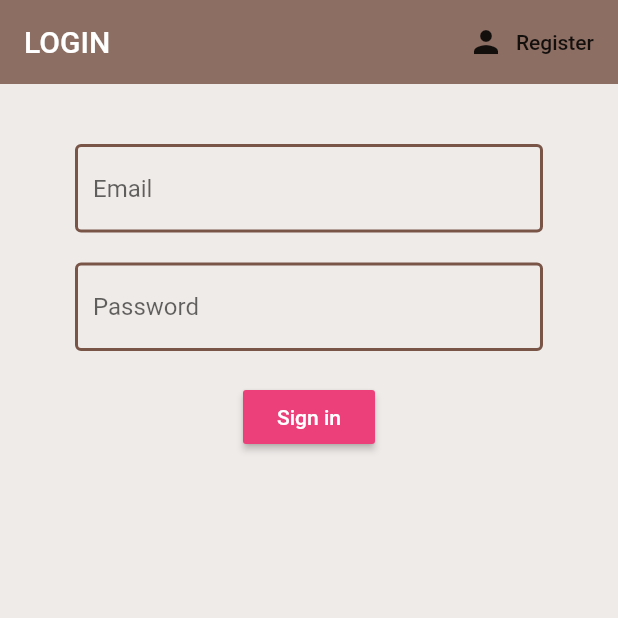
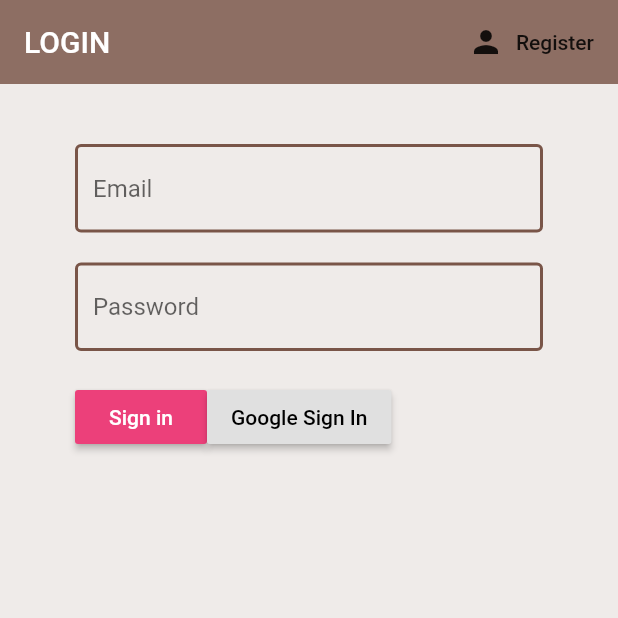
Before and after one commit to Vinayak-Bhardwaj/Authentication, a Flutter app: the screen it shows after launch, on a phone screen of 412 x 824 dp, the top half of it. Run offline on Flutter 3.47's test engine with Material 2 defaults, Android fonts, the phone set to English and light mode, and no system bars; our stand-ins replace firebase_auth, flutter_spinkit, google_sign_in; accounts and stored records are empty.

Commit message:
Google Sign in Functionality added

```diff
--- a/lib/main.dart
+++ b/lib/main.dart
@@ -15,6 +15,8 @@ class MyApp extends StatelessWidget {
       value: AuthService().user,
       child: MaterialApp(
         debugShowCheckedModeBanner: false,
+
+        //Returns to Wrapper
         home:Wrapper(),
       ),
     );
--- a/lib/screens/authenticate/sign_in.dart
+++ b/lib/screens/authenticate/sign_in.dart
@@ -3,7 +3,7 @@ import 'package:authentication/shared/constants.dart';
 import 'package:authentication/shared/loading.dart';
 import 'package:flutter/cupertino.dart';
 import 'package:flutter/material.dart';
-import 'package:google_sign_in/google_sign_in.dart';
+
 
 class SignIn extends StatefulWidget {
 
@@ -24,6 +24,9 @@ class _SignInState extends State<SignIn> {
   String email = '';
   String password = '';
   String error = '';
+  String phoneNo;
+  String smsCode;
+  String verificationId;
 
   @override
   Widget build(BuildContext context) {
@@ -49,6 +52,9 @@ class _SignInState extends State<SignIn> {
           key: _formKey,
           child: Column(
             children:<Widget>[
+
+              //EMAIL TEXT FIELD AND VALIDATION
+
               SizedBox(height: 20.0),
               TextFormField(
                   decoration: textInputDecoration.copyWith(hintText: 'Email'),
@@ -58,6 +64,9 @@ class _SignInState extends State<SignIn> {
 
                 }
               ),
+
+              //PASSWORD TEXT FIELD AND VALIDATION
+
               SizedBox(height: 20.0),
               TextFormField(
                   decoration: textInputDecoration.copyWith(hintText: 'Password'),
@@ -69,6 +78,11 @@ class _SignInState extends State<SignIn> {
                 }
               ),
               SizedBox(height: 20.0),
+              Row(
+                children: <Widget>[
+
+                  //SIGN IN BUTTON AND ITS FUNCTIONALITY
+
                   RaisedButton(
                     color:Colors.pink[400],
                     child:Text(
@@ -89,6 +103,33 @@ class _SignInState extends State<SignIn> {
 
                     },
                   ),
+
+                  //GOOGLE SIGN IN BUTTON
+
+                  SizedBox(height: 20.0),
+                  RaisedButton(
+                    child: Text(
+                      'Google Sign In',
+                      style: TextStyle(color: Colors.black),
+                    ),
+                    onPressed: () async{
+                      dynamic result = await _auth.handleSignIn();
+                      if(result == null){
+                        setState(() {
+                          error = 'Not Registered';
+                          loading = false;
+                        });
+                      }
+                    },
+                  ),
+
+
+
+                ],
+              ),
+
+              //ERROR TEXT BOX
+
               SizedBox(height: 12.0),
               Text(
                 error,
```
Also changed, not shown: lib/screens/authenticate/register.dart (+35 -0 lines), lib/services/auth.dart (+23 -3 lines), 1 other file. Lines whose indentation alone changed are shown as unchanged.
